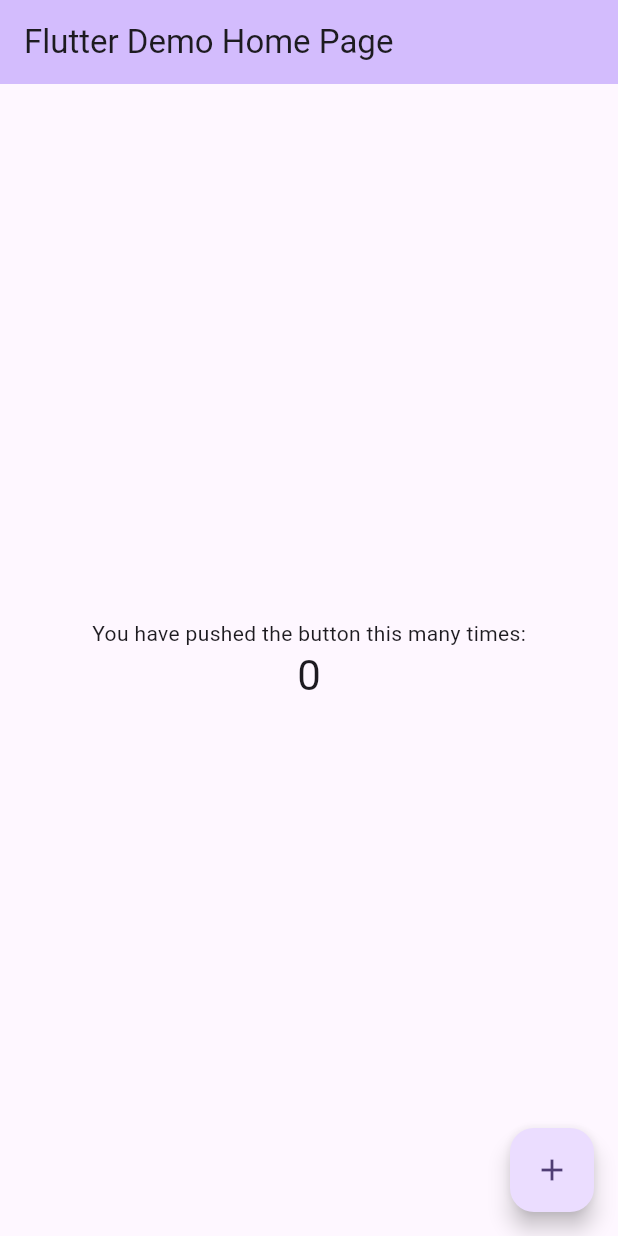
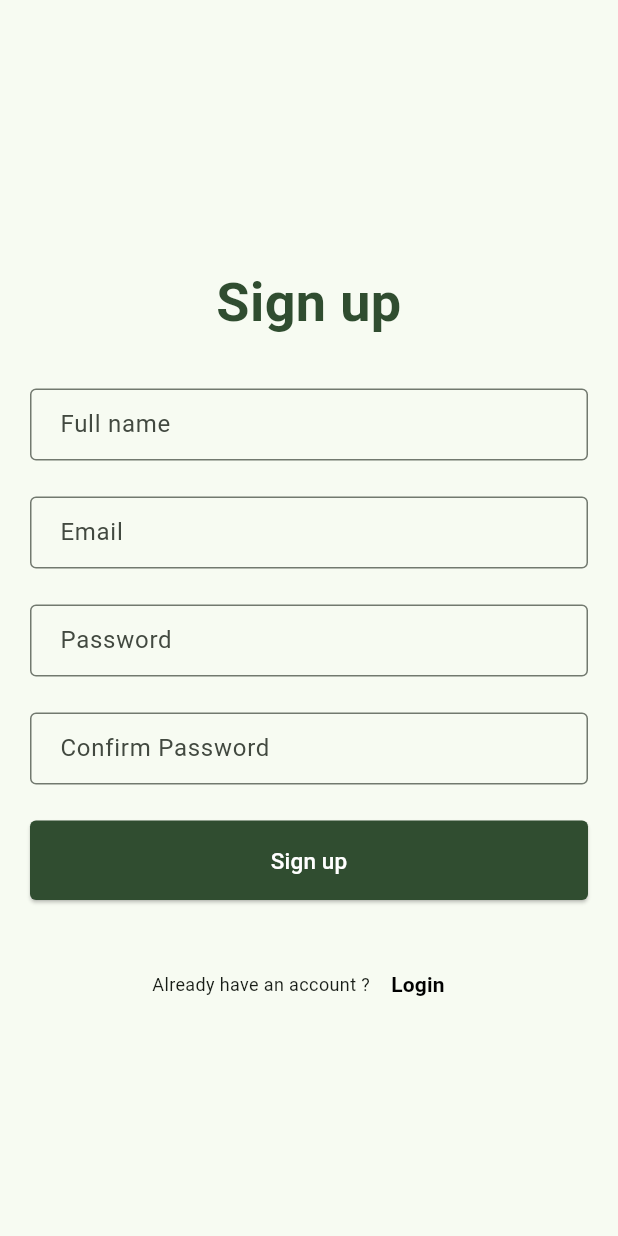
Before and after one commit to Narutchai01/Plant-Diseases-Detec-application, a Flutter app: the screen it shows after launch, on a phone screen of 412 x 824 dp. Run offline on Flutter 3.47's test engine with Material 3 defaults, Android fonts, the light colour scheme and no system bars.

Commit message:
Sign_up_page

```diff
--- a/lib/main.dart
+++ b/lib/main.dart
@@ -1,3 +1,4 @@
+import 'package:capstonec/screen/Signup.dart';
 import 'package:flutter/material.dart';
 
 void main() {
@@ -13,113 +14,11 @@
     return MaterialApp(
       title: 'Flutter Demo',
       theme: ThemeData(
-        // This is the theme of your application.
-        //
-        // TRY THIS: Try running your application with "flutter run". You'll see
-        // the application has a purple toolbar. Then, without quitting the app,
-        // try changing the seedColor in the colorScheme below to Colors.green
-        // and then invoke "hot reload" (save your changes or press the "hot
-        // reload" button in a Flutter-supported IDE, or press "r" if you used
-        // the command line to start the app).
-        //
-        // Notice that the counter didn't reset back to zero; the application
-        // state is not lost during the reload. To reset the state, use hot
-        // restart instead.
-        //
-        // This works for code too, not just values: Most code changes can be
-        // tested with just a hot reload.
-        colorScheme: ColorScheme.fromSeed(seedColor: Colors.deepPurple),
+        colorScheme: ColorScheme.fromSeed(seedColor: Color(0xFF304D30)),
+        backgroundColor: Color(0xFFF0F0E5),
         useMaterial3: true,
       ),
-      home: const MyHomePage(title: 'Flutter Demo Home Page'),
+      home: Signup(),
     );
   }
 }
-
-class MyHomePage extends StatefulWidget {
-  const MyHomePage({super.key, required this.title});
-
-  // This widget is the home page of your application. It is stateful, meaning
-  // that it has a State object (defined below) that contains fields that affect
-  // how it looks.
-
-  // This class is the configuration for the state. It holds the values (in this
-  // case the title) provided by the parent (in this case the App widget) and
-  // used by the build method of the State. Fields in a Widget subclass are
-  // always marked "final".
-
-  final String title;
-
-  @override
-  State<MyHomePage> createState() => _MyHomePageState();
-}
-
-class _MyHomePageState extends State<MyHomePage> {
-  int _counter = 0;
-
-  void _incrementCounter() {
-    setState(() {
-      // This call to setState tells the Flutter framework that something has
-      // changed in this State, which causes it to rerun the build method below
-      // so that the display can reflect the updated values. If we changed
-      // _counter without calling setState(), then the build method would not be
-      // called again, and so nothing would appear to happen.
-      _counter++;
-    });
-  }
-
-  @override
-  Widget build(BuildContext context) {
-    // This method is rerun every time setState is called, for instance as done
-    // by the _incrementCounter method above.
-    //
-    // The Flutter framework has been optimized to make rerunning build methods
-    // fast, so that you can just rebuild anything that needs updating rather
-    // than having to individually change instances of widgets.
-    return Scaffold(
-      appBar: AppBar(
-        // TRY THIS: Try changing the color here to a specific color (to
-        // Colors.amber, perhaps?) and trigger a hot reload to see the AppBar
-        // change color while the other colors stay the same.
-        backgroundColor: Theme.of(context).colorScheme.inversePrimary,
-        // Here we take the value from the MyHomePage object that was created by
-        // the App.build method, and use it to set our appbar title.
-        title: Text(widget.title),
-      ),
-      body: Center(
-        // Center is a layout widget. It takes a single child and positions it
-        // in the middle of the parent.
-        child: Column(
-          // Column is also a layout widget. It takes a list of children and
-          // arranges them vertically. By default, it sizes itself to fit its
-          // children horizontally, and tries to be as tall as its parent.
-          //
-          // Column has various properties to control how it sizes itself and
-          // how it positions its children. Here we use mainAxisAlignment to
-          // center the children vertically; the main axis here is the vertical
-          // axis because Columns are vertical (the cross axis would be
-          // horizontal).
-          //
-          // TRY THIS: Invoke "debug painting" (choose the "Toggle Debug Paint"
-          // action in the IDE, or press "p" in the console), to see the
-          // wireframe for each widget.
-          mainAxisAlignment: MainAxisAlignment.center,
-          children: <Widget>[
-            const Text(
-              'You have pushed the button this many times:',
-            ),
-            Text(
-              '$_counter',
-              style: Theme.of(context).textTheme.headlineMedium,
-            ),
-          ],
-        ),
-      ),
-      floatingActionButton: FloatingActionButton(
-        onPressed: _incrementCounter,
-        tooltip: 'Increment',
-        child: const Icon(Icons.add),
-      ), // This trailing comma makes auto-formatting nicer for build methods.
-    );
-  }
-}
--- /dev/null
+++ b/lib/screen/Signup.dart
@@ -0,0 +1,144 @@
+import 'package:flutter/material.dart';
+
+class Signup extends StatefulWidget {
+  @override
+  _SignupState createState() => _SignupState();
+}
+
+class _SignupState extends State<Signup> {
+  TextEditingController _fullnameController = TextEditingController();
+  TextEditingController _emailController = TextEditingController();
+  TextEditingController _passwordController = TextEditingController();
+  TextEditingController _confirmpasswordController = TextEditingController();
+  FocusNode _fullnameFocus = FocusNode();
+  FocusNode _emailFocus = FocusNode();
+  FocusNode _passwordFocus = FocusNode();
+  FocusNode _confirmpasswordFocus = FocusNode();
+
+  @override
+  Widget build(BuildContext context) {
+    return SafeArea(
+      child: Scaffold(
+        appBar: AppBar(),
+        resizeToAvoidBottomInset: false,
+        body: SingleChildScrollView(
+          padding: EdgeInsets.symmetric(
+            vertical: 100,
+          ),
+          child: Center(
+            child: Padding(
+              padding: const EdgeInsets.all(20.0),
+              child: Column(
+                crossAxisAlignment: CrossAxisAlignment.stretch,
+                children: [
+                  Text(
+                    'Sign up',
+                    textAlign: TextAlign.center,
+                    style: TextStyle(
+                      fontSize: 36,
+                      fontWeight: FontWeight.bold,
+                      color: Color(0xFF304D30),
+                    ),
+                  ),
+                  SizedBox(height: 32),
+                  _buildInputBox(
+                    controller: _fullnameController,
+                    focusNode: _fullnameFocus,
+                    labelText: 'Full name',
+                  ),
+                  SizedBox(height: 24),
+                  _buildInputBox(
+                    controller: _emailController,
+                    focusNode: _emailFocus,
+                    labelText: 'Email',
+                  ),
+                  SizedBox(height: 24),
+                  _buildInputBox(
+                    controller: _passwordController,
+                    focusNode: _passwordFocus,
+                    labelText: 'Password',
+                  ),
+                  SizedBox(height: 24),
+                  _buildInputBox(
+                    controller: _confirmpasswordController,
+                    focusNode: _confirmpasswordFocus,
+                    labelText: 'Confirm Password',
+                  ),
+                  SizedBox(height: 24),
+                  ElevatedButton(
+                    onPressed: () {},
+                    style: ElevatedButton.styleFrom(
+                      backgroundColor: Color(0xFF304D30),
+                      padding: EdgeInsets.symmetric(vertical: 16),
+                      shape: RoundedRectangleBorder(
+                        borderRadius: BorderRadius.circular(4),
+                      ),
+                    ),
+                    child: Text(
+                      "Sign up",
+                      style: TextStyle(
+                        fontSize: 15,
+                        color: Colors.white,
+                      ),
+                    ),
+                  ),
+                  SizedBox(height: 32),
+                  Row(
+                    mainAxisAlignment: MainAxisAlignment.center,
+                    children: [
+                      Text(
+                        'Already have an account ?',
+                        style: TextStyle(
+                            fontSize: 12, fontWeight: FontWeight.normal),
+                      ),
+                      TextButton(
+                        onPressed: () {},
+                        child: Text(
+                          'Login',
+                          style: TextStyle(
+                            fontSize: 14,
+                            fontWeight: FontWeight.bold,
+                            color: Color(0xFF000000),
+                          ),
+                        ),
+                      ),
+                    ],
+                  ),
+                ],
+              ),
+            ),
+          ),
+        ),
+      ),
+    );
+  }
+
+  Widget _buildInputBox({
+    required TextEditingController controller,
+    required FocusNode focusNode,
+    required String labelText,
+  }) {
+    return TextField(
+      controller: controller,
+      focusNode: focusNode,
+      decoration: InputDecoration(
+        labelText: labelText,
+        border: OutlineInputBorder(
+          borderSide: BorderSide(color: Color(0xFF304D30)),
+          borderRadius: BorderRadius.circular(4),
+        ),
+        focusedBorder: OutlineInputBorder(
+          borderSide: BorderSide(color: Color(0xFF304D30)),
+          borderRadius: BorderRadius.circular(4),
+        ),
+        contentPadding: EdgeInsets.symmetric(vertical: 12, horizontal: 16),
+      ),
+    );
+  }
+}
+
+void main() {
+  runApp(MaterialApp(
+    home: Signup(),
+  ));
+}
```
Also changed, not shown: 1 other file.
